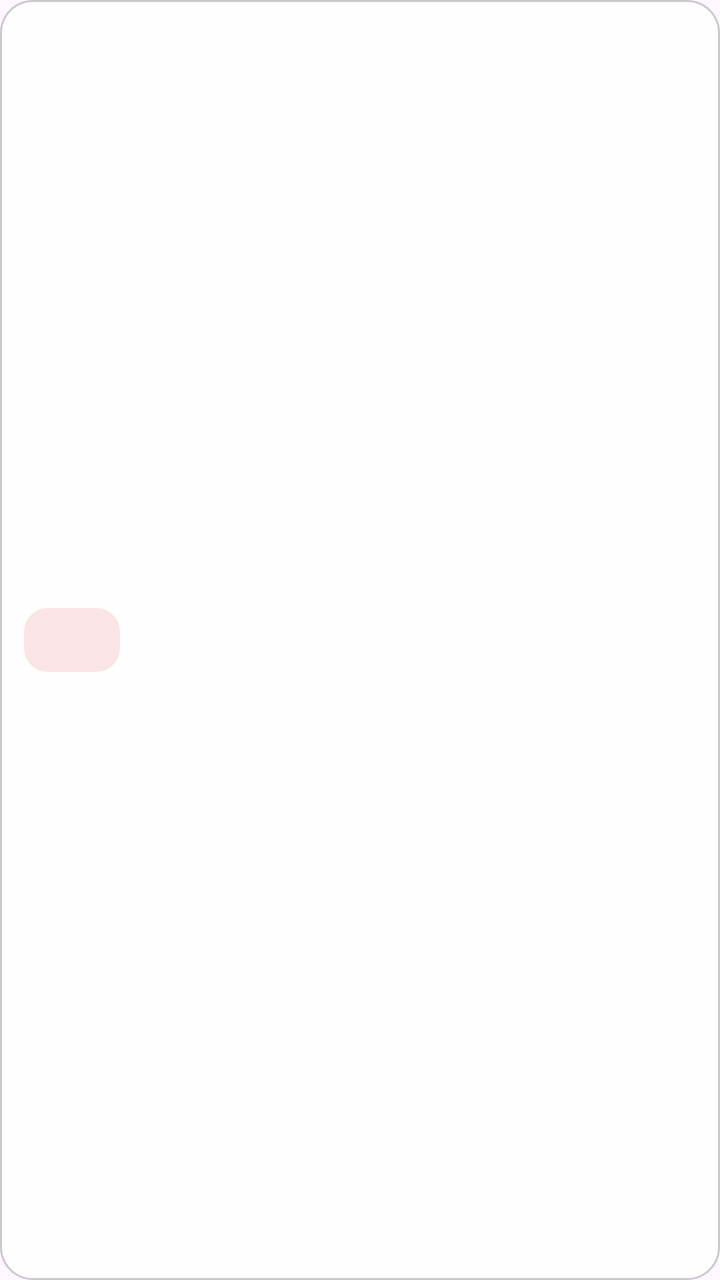
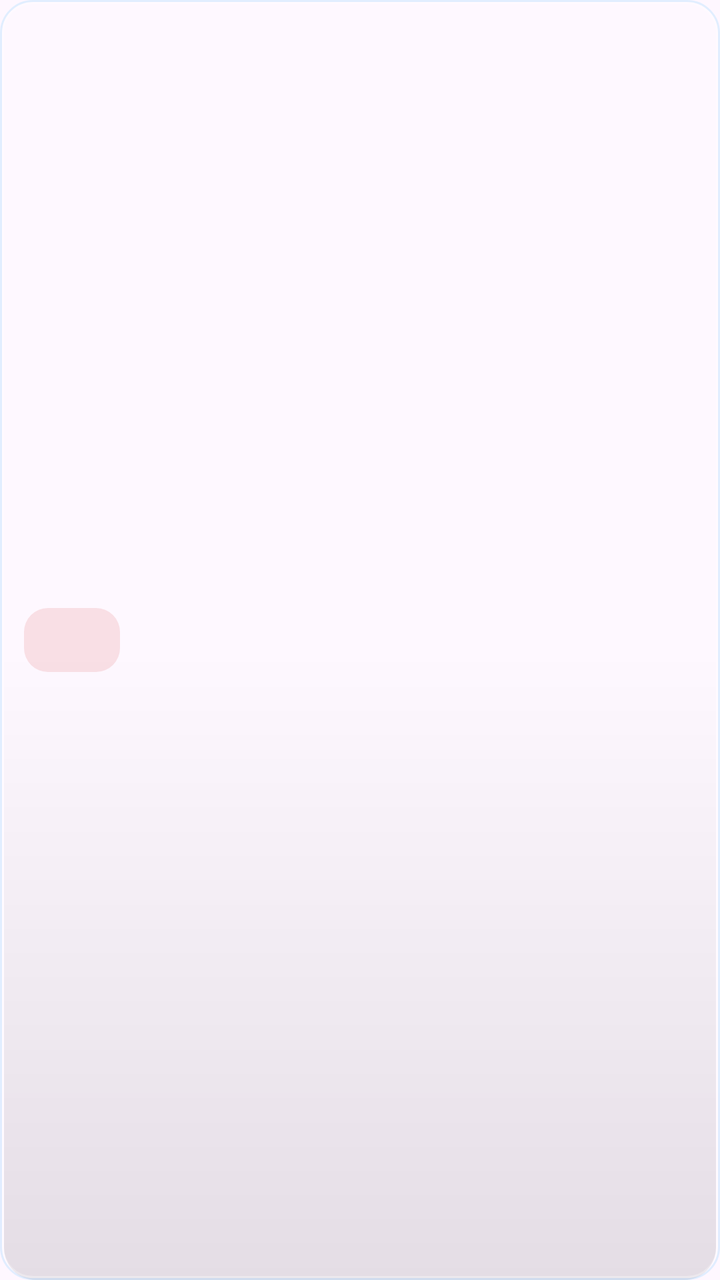

An Android layout rendered at two revisions. The XML below is the earlier revision; the diff shows what the commit changed to produce the second picture.
<!-- AndroidManifest.xml: application theme Theme.HanFengAdBlock -->
<!-- res/layout/item_decision_domain.xml -->
<?xml version="1.0" encoding="utf-8"?>
<LinearLayout xmlns:android="http://schemas.android.com/apk/res/android"
    android:layout_width="match_parent"
    android:layout_height="wrap_content"
    android:layout_marginBottom="8dp"
    android:background="@drawable/bg_panel"
    android:gravity="center_vertical"
    android:orientation="horizontal"
    android:padding="12dp">

    <TextView
        android:id="@+id/textType"
        android:layout_width="48dp"
        android:layout_height="32dp"
        android:background="@drawable/bg_decision_blocked"
        android:gravity="center"
        android:paddingStart="6dp"
        android:paddingEnd="6dp"
        android:textSize="16sp"
        android:textStyle="bold" />

    <LinearLayout
        android:layout_width="0dp"
        android:layout_height="wrap_content"
        android:layout_marginStart="12dp"
        android:layout_weight="1"
        android:orientation="vertical">

        <TextView
            android:id="@+id/textDomain"
            android:layout_width="match_parent"
            android:layout_height="wrap_content"
            android:longClickable="true"
            android:textColor="@color/hf_text_primary"
            android:textSize="15sp"
            android:textStyle="bold" />

        <LinearLayout
            android:layout_width="match_parent"
            android:layout_height="wrap_content"
            android:layout_marginTop="6dp"
            android:gravity="center_vertical"
            android:orientation="horizontal">

            <TextView
                android:id="@+id/textAppName"
                android:layout_width="0dp"
                android:layout_height="wrap_content"
                android:layout_weight="1"
                android:ellipsize="end"
                android:maxLines="1"
                android:textColor="@color/hf_text_secondary"
                android:textSize="13sp" />

            <TextView
                android:id="@+id/textTime"
                android:layout_width="wrap_content"
                android:layout_height="wrap_content"
                android:layout_marginStart="12dp"
                android:textColor="@color/hf_text_secondary"
                android:textSize="12sp" />
        </LinearLayout>
    </LinearLayout>

</LinearLayout>
<!-- resources referenced by this layout -->
<resources>
  <!-- drawable bg_panel (drawable) -->
  <?xml version="1.0" encoding="utf-8"?>
  <shape xmlns:android="http://schemas.android.com/apk/res/android">
      <solid android:color="@color/hf_surface" />
      <corners android:radius="16dp" />
      <stroke
          android:width="1dp"
          android:color="@color/hf_border" />
  </shape>
  <color name="hf_border">#33000000</color>
  <style name="Widget.HanFeng.MaterialButton" parent="Widget.Material3.Button">
          <item name="android:background">@drawable/bg_panel</item>
          <item name="backgroundTint">@color/hf_surface</item>
          <item name="strokeColor">@color/hf_border</item>
          <item name="strokeWidth">1dp</item>
          <item name="android:textColor">@color/hf_text_primary</item>
          <item name="android:textAllCaps">false</item>
          <item name="cornerRadius">16dp</item>
      </style>
  <style name="ThemeOverlay.HanFeng.AppCompatDialog" parent="ThemeOverlay.AppCompat.Dialog.Alert">
          <item name="android:windowBackground">@drawable/bg_dialog_window</item>
          <item name="android:colorBackground">@color/hf_surface_elevated</item>
          <item name="colorAccent">@color/hf_brand_primary</item>
          <item name="android:textColorPrimary">@color/hf_text_primary</item>
          <item name="android:textColorSecondary">@color/hf_text_secondary</item>
      </style>
  <!-- drawable bg_dialog_window (drawable) -->
  <?xml version="1.0" encoding="utf-8"?>
  <layer-list xmlns:android="http://schemas.android.com/apk/res/android">
      
      <item>
          <shape android:shape="rectangle">
              <solid android:color="@color/hf_shadow" />
              <corners android:radius="22dp" />
              <padding
                  android:left="0dp"
                  android:top="2dp"
                  android:right="0dp"
                  android:bottom="0dp" />
          </shape>
      </item>
      
      <item android:left="0dp" android:top="0dp" android:right="0dp" android:bottom="2dp">
          <shape android:shape="rectangle">
              <solid android:color="@color/hf_surface_elevated" />
              <corners android:radius="20dp" />
              <stroke android:width="0.5dp" android:color="@color/hf_border_subtle" />
          </shape>
      </item>
  </layer-list>
  <color name="hf_surface_elevated">#FFFFFFFF</color>
  <color name="hf_shadow">#14000000</color>
  <color name="hf_border_subtle">#1A000000</color>
  <!-- unchanged entries left out for length: 10 -->
</resources>

<!-- the commit's change to res/layout/item_decision_domain.xml (unified diff, before → after) -->
@@ -14,9 +14,8 @@
         android:layout_height="32dp"
         android:background="@drawable/bg_decision_blocked"
         android:gravity="center"
-        android:paddingStart="6dp"
-        android:paddingEnd="6dp"
-        android:textSize="16sp"
+        android:maxLines="1"
+        android:textSize="14sp"
         android:textStyle="bold" />
 
     <LinearLayout
<!-- resource entries referenced after the edit -->
@@ -2,57 +2,199 @@
 <resources>
   <!-- drawable bg_panel (drawable) -->
   <?xml version="1.0" encoding="utf-8"?>
-  <shape xmlns:android="http://schemas.android.com/apk/res/android">
-      <solid android:color="@color/hf_surface" />
-      <corners android:radius="16dp" />
-      <stroke
-          android:width="1dp"
-          android:color="@color/hf_border" />
-  </shape>
-  <color name="hf_border">#33000000</color>
+  <layer-list xmlns:android="http://schemas.android.com/apk/res/android">
+      <item>
+          <shape android:shape="rectangle">
+              <gradient
+                  android:angle="270"
+                  android:centerColor="#24FFFFFF"
+                  android:endColor="#18FFFFFF"
+                  android:startColor="#36FFFFFF" />
+              <corners android:radius="16dp" />
+          </shape>
+      </item>
+      <item android:left="2dp" android:right="2dp" android:top="10dp">
+          <shape android:shape="rectangle">
+              <gradient
+                  android:angle="270"
+                  android:centerColor="@android:color/transparent"
+                  android:endColor="@color/hf_glass_inner_shadow"
+                  android:startColor="@android:color/transparent" />
+              <corners android:radius="16dp" />
+          </shape>
+      </item>
+      <item android:bottom="1dp" android:left="1dp" android:right="1dp" android:top="1dp">
+          <shape android:shape="rectangle">
+              <corners android:radius="15dp" />
+              <stroke
+                  android:width="1dp"
+                  android:color="#4DFFFFFF" />
+          </shape>
+      </item>
+      <item>
+          <shape android:shape="rectangle">
+              <corners android:radius="16dp" />
+              <stroke
+                  android:width="1dp"
+                  android:color="@color/hf_glass_stroke" />
+          </shape>
+      </item>
+  </layer-list>
+  <color name="hf_glass_inner_shadow">#1A000000</color>
+  <color name="hf_glass_stroke">#57A6D8FF</color>
   <style name="Widget.HanFeng.MaterialButton" parent="Widget.Material3.Button">
           <item name="android:background">@drawable/bg_panel</item>
-          <item name="backgroundTint">@color/hf_surface</item>
-          <item name="strokeColor">@color/hf_border</item>
-          <item name="strokeWidth">1dp</item>
+          <item name="android:backgroundTint">@null</item>
+          <item name="backgroundTint">@null</item>
           <item name="android:textColor">@color/hf_text_primary</item>
           <item name="android:textAllCaps">false</item>
           <item name="cornerRadius">16dp</item>
       </style>
   <style name="ThemeOverlay.HanFeng.AppCompatDialog" parent="ThemeOverlay.AppCompat.Dialog.Alert">
           <item name="android:windowBackground">@drawable/bg_dialog_window</item>
-          <item name="android:colorBackground">@color/hf_surface_elevated</item>
+          <item name="android:colorBackground">@color/hf_glass_mid</item>
           <item name="colorAccent">@color/hf_brand_primary</item>
           <item name="android:textColorPrimary">@color/hf_text_primary</item>
           <item name="android:textColorSecondary">@color/hf_text_secondary</item>
-      </style>
-  <!-- drawable bg_dialog_window (drawable) -->
+          <item name="android:windowAnimationStyle">@style/HanFengDialogAnimation</item>
+          <item name="android:buttonBarPositiveButtonStyle">@style/Widget.HanFeng.DialogButton.Positive</item>
+          <item name="android:buttonBarNegativeButtonStyle">@style/Widget.HanFeng.DialogButton.Negative</item>
+          <item name="android:buttonBarNeutralButtonStyle">@style/Widget.HanFeng.DialogButton.Neutral</item>
+          <item name="buttonBarPositiveButtonStyle">@style/Widget.HanFeng.DialogButton.Positive</item>
+          <item name="buttonBarNegativeButtonStyle">@style/Widget.HanFeng.DialogButton.Negative</item>
+          <item name="buttonBarNeutralButtonStyle">@style/Widget.HanFeng.DialogButton.Neutral</item>
+      </style>
+  <!-- drawable bg_dialog_window: vector/xml drawable (drawable, 2127 chars, omitted) -->
+  <color name="hf_glass_mid">#00000000</color>
+  <style name="HanFengDialogAnimation">
+          <item name="android:windowEnterAnimation">@anim/dialog_enter</item>
+          <item name="android:windowExitAnimation">@anim/dialog_exit</item>
+      </style>
+  <style name="Widget.HanFeng.DialogButton.Positive" parent="Widget.Material3.Button.TextButton.Dialog">
+          <item name="android:background">@drawable/bg_button_primary</item>
+          <item name="android:textColor">@color/hf_button_primary_text</item>
+          <item name="android:textStyle">bold</item>
+          <item name="android:textAllCaps">false</item>
+          <item name="android:minHeight">44dp</item>
+          <item name="android:minWidth">96dp</item>
+          <item name="android:paddingLeft">20dp</item>
+          <item name="android:paddingRight">20dp</item>
+          <item name="android:insetLeft">0dp</item>
+          <item name="android:insetRight">0dp</item>
+          <item name="android:insetTop">0dp</item>
+          <item name="android:insetBottom">0dp</item>
+      </style>
+  <style name="Widget.HanFeng.DialogButton.Negative" parent="Widget.Material3.Button.TextButton.Dialog">
+          <item name="android:background">@drawable/bg_button_default</item>
+          <item name="android:textColor">@color/hf_text_primary</item>
+          <item name="android:textStyle">normal</item>
+          <item name="android:textAllCaps">false</item>
+          <item name="android:minHeight">44dp</item>
+          <item name="android:minWidth">96dp</item>
+          <item name="android:paddingLeft">20dp</item>
+          <item name="android:paddingRight">20dp</item>
+          <item name="android:insetLeft">0dp</item>
+          <item name="android:insetRight">0dp</item>
+          <item name="android:insetTop">0dp</item>
+          <item name="android:insetBottom">0dp</item>
+      </style>
+  <style name="Widget.HanFeng.DialogButton.Neutral" parent="Widget.Material3.Button.TextButton.Dialog">
+          <item name="android:background">@drawable/bg_button_default</item>
+          <item name="android:textColor">@color/hf_text_primary</item>
+          <item name="android:textAllCaps">false</item>
+          <item name="android:minHeight">44dp</item>
+          <item name="android:minWidth">96dp</item>
+          <item name="android:paddingLeft">20dp</item>
+          <item name="android:paddingRight">20dp</item>
+          <item name="android:insetLeft">0dp</item>
+          <item name="android:insetRight">0dp</item>
+          <item name="android:insetTop">0dp</item>
+          <item name="android:insetBottom">0dp</item>
+      </style>
+  <!-- drawable bg_button_primary (drawable) -->
+  <?xml version="1.0" encoding="utf-8"?>
+  <ripple xmlns:android="http://schemas.android.com/apk/res/android"
+      android:color="#335B8DF0">
+      <item android:id="@+id/mask">
+          <shape android:shape="rectangle">
+              <solid android:color="@color/hf_glass_primary_mid" />
+              <corners android:radius="14dp" />
+          </shape>
+      </item>
+      <item>
+          <layer-list>
+              <item>
+                  <shape android:shape="rectangle">
+                      <gradient
+                          android:angle="270"
+                          android:centerColor="@color/hf_glass_primary_mid"
+                          android:endColor="@color/hf_glass_primary_bottom"
+                          android:startColor="@color/hf_glass_primary_top" />
+                      <corners android:radius="14dp" />
+                  </shape>
+              </item>
+              <item>
+                  <shape android:shape="rectangle">
+                      <corners android:radius="14dp" />
+                      <stroke
+                          android:width="1dp"
+                          android:color="#66FFFFFF" />
+                  </shape>
+              </item>
+              <item android:bottom="1dp" android:left="1dp" android:right="1dp" android:top="1dp">
+                  <shape android:shape="rectangle">
+                      <corners android:radius="13dp" />
+                      <stroke
+                          android:width="1dp"
+                          android:color="#338FD9FF" />
+                  </shape>
+              </item>
+          </layer-list>
+      </item>
+  </ripple>
+  <!-- drawable bg_button_default (drawable) -->
   <?xml version="1.0" encoding="utf-8"?>
   <layer-list xmlns:android="http://schemas.android.com/apk/res/android">
-      
-      <item>
-          <shape android:shape="rectangle">
-              <solid android:color="@color/hf_shadow" />
-              <corners android:radius="22dp" />
-              <padding
-                  android:left="0dp"
-                  android:top="2dp"
-                  android:right="0dp"
-                  android:bottom="0dp" />
-          </shape>
-      </item>
-      
-      <item android:left="0dp" android:top="0dp" android:right="0dp" android:bottom="2dp">
-          <shape android:shape="rectangle">
-              <solid android:color="@color/hf_surface_elevated" />
-              <corners android:radius="20dp" />
-              <stroke android:width="0.5dp" android:color="@color/hf_border_subtle" />
+      <item>
+          <shape android:shape="rectangle">
+              <gradient
+                  android:angle="270"
+                  android:centerColor="#2EFFFFFF"
+                  android:endColor="#1FFFFFFF"
+                  android:startColor="#42FFFFFF" />
+              <corners android:radius="30dp" />
+          </shape>
+      </item>
+      <item android:left="1dp" android:right="1dp" android:top="10dp">
+          <shape android:shape="rectangle">
+              <gradient
+                  android:angle="270"
+                  android:centerColor="@android:color/transparent"
+                  android:endColor="@color/hf_glass_inner_shadow"
+                  android:startColor="@android:color/transparent" />
+              <corners android:radius="30dp" />
+          </shape>
+      </item>
+      <item android:bottom="1dp" android:left="1dp" android:right="1dp" android:top="1dp">
+          <shape android:shape="rectangle">
+              <corners android:radius="29dp" />
+              <stroke
+                  android:width="1dp"
+                  android:color="#52FFFFFF" />
+          </shape>
+      </item>
+      <item>
+          <shape android:shape="rectangle">
+              <corners android:radius="30dp" />
+              <stroke
+                  android:width="1dp"
+                  android:color="@color/hf_glass_stroke" />
           </shape>
       </item>
   </layer-list>
-  <color name="hf_surface_elevated">#FFFFFFFF</color>
-  <color name="hf_shadow">#14000000</color>
-  <color name="hf_border_subtle">#1A000000</color>
+  <color name="hf_glass_primary_mid">#FF3D74E0</color>
+  <color name="hf_glass_primary_bottom">#FF2A5BC7</color>
+  <color name="hf_glass_primary_top">#FF5B8DF0</color>
   <!-- unchanged entries left out for length: 10 -->
 </resources>
 
